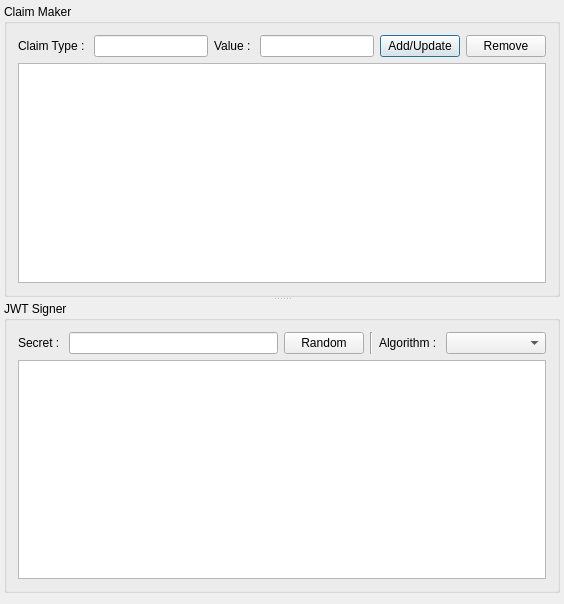
Before: the Qt Designer form examples/jwtcreator/dialog.ui in juangburgos/QJsonWebToken, drawn with Qt 5.
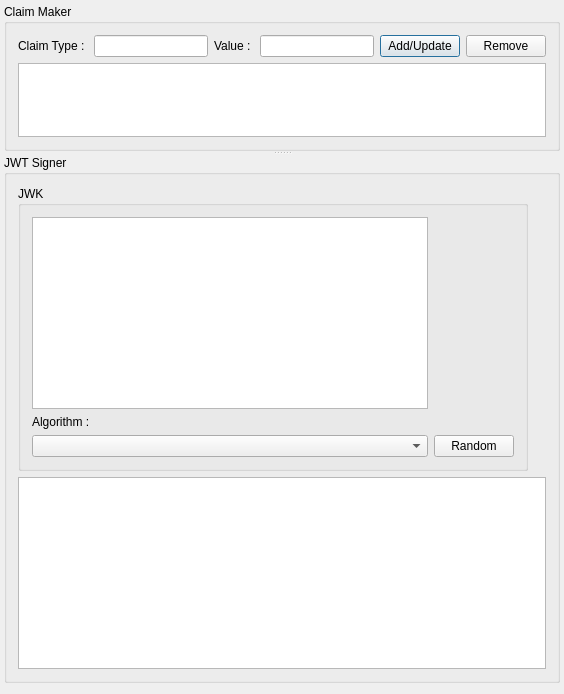
After: the same form once the commit is applied.

```diff
--- a/examples/jwtcreator/dialog.ui
+++ b/examples/jwtcreator/dialog.ui
@@ -7,7 +7,7 @@
     <x>0</x>
     <y>0</y>
     <width>564</width>
-    <height>604</height>
+    <height>694</height>
    </rect>
   </property>
   <property name="sizePolicy">
@@ -99,38 +99,30 @@
        <string>JWT Signer</string>
       </property>
       <layout class="QGridLayout" name="gridLayout_2">
+       <item row="4" column="0" colspan="4">
+        <widget class="QPlainTextEdit" name="plainTextSignedJwt">
+         <property name="readOnly">
+          <bool>true</bool>
+         </property>
+        </widget>
+       </item>
+       <item row="3" column="0">
+        <widget class="QGroupBox" name="groupBox_3">
+         <property name="title">
+          <string>JWK</string>
+         </property>
+         <layout class="QGridLayout" name="gridLayout_4">
        <item row="0" column="0">
-        <widget class="QLabel" name="label_3">
-         <property name="text">
-          <string>Secret : </string>
-         </property>
-        </widget>
-       </item>
-       <item row="0" column="1">
-        <widget class="QLineEdit" name="lineSecret"/>
-       </item>
-       <item row="0" column="2">
-        <widget class="QPushButton" name="pushRandom">
-         <property name="text">
-          <string>Random</string>
-         </property>
-        </widget>
-       </item>
-       <item row="0" column="3">
-        <widget class="Line" name="line">
-         <property name="orientation">
-          <enum>Qt::Vertical</enum>
-         </property>
-        </widget>
-       </item>
-       <item row="0" column="4">
+           <widget class="QPlainTextEdit" name="plainTextEditKey"/>
+          </item>
+          <item row="2" column="0">
         <widget class="QLabel" name="label_4">
          <property name="text">
           <string>Algorithm : </string>
          </property>
         </widget>
        </item>
-       <item row="0" column="5">
+          <item row="3" column="0">
         <widget class="QComboBox" name="comboAlgorithm">
          <property name="minimumSize">
           <size>
@@ -140,11 +132,27 @@
          </property>
         </widget>
        </item>
-       <item row="1" column="0" colspan="6">
-        <widget class="QPlainTextEdit" name="plainTextSignedJwt">
-         <property name="readOnly">
-          <bool>true</bool>
-         </property>
+          <item row="3" column="1">
+           <widget class="QPushButton" name="pushRandom">
+            <property name="text">
+             <string>Random</string>
+            </property>
+           </widget>
+          </item>
+          <item row="0" column="1">
+           <spacer name="verticalSpacer">
+            <property name="orientation">
+             <enum>Qt::Vertical</enum>
+            </property>
+            <property name="sizeHint" stdset="0">
+             <size>
+              <width>20</width>
+              <height>40</height>
+             </size>
+            </property>
+           </spacer>
+          </item>
+         </layout>
         </widget>
        </item>
       </layout>
```
Lines whose indentation alone changed are shown as unchanged.
